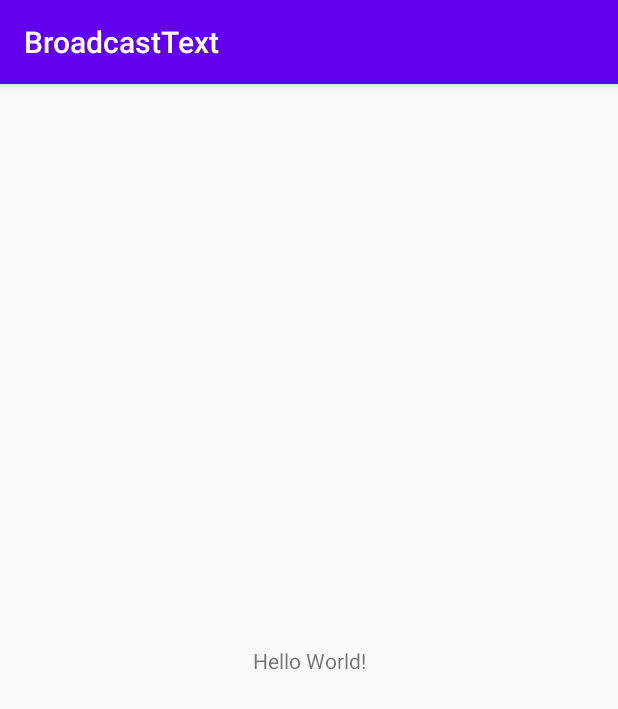
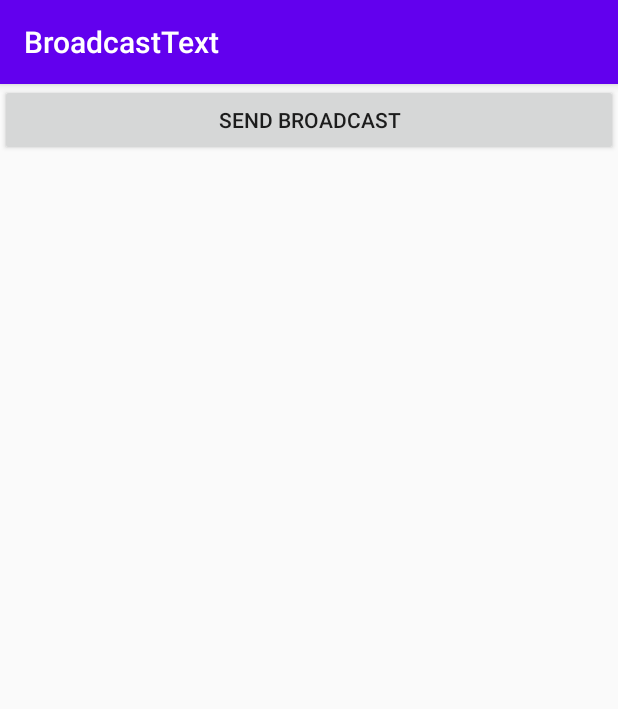
Before and after one commit to xiaogangwei/2018118104_Android, an Android app: the screen it shows after launch (MainActivity), on a phone screen of 412 x 824 dp. Shown: the top 709 px of the screen. Run offline under Robolectric (Android 15) with nearby library versions, the phone set to English and light mode, and no system bars.

Commit message:
自定义广播

```diff
--- a/MyApplication05/app/src/main/java/com/example/broadcasttext/MainActivity.java
+++ b/MyApplication05/app/src/main/java/com/example/broadcasttext/MainActivity.java
@@ -9,6 +9,8 @@ import android.content.IntentFilter;
 import android.net.ConnectivityManager;
 import android.net.NetworkInfo;
 import android.os.Bundle;
+import android.view.View;
+import android.widget.Button;
 import android.widget.Toast;
 
 
@@ -20,6 +22,14 @@ public class MainActivity extends AppCompatActivity  {
     protected void onCreate(Bundle savedInstanceState) {
         super.onCreate(savedInstanceState);
         setContentView(R.layout.activity_main);
+        Button button = (Button) findViewById(R.id.button);
+        button.setOnClickListener(new View.OnClickListener() {
+            @Override
+            public void onClick(View v) {
+                Intent intent = new Intent("com.example.broadcasttest.MY_BROADCAST");
+                sendBroadcast(intent);
+            }
+        });
 
         intentFilter=new IntentFilter();
         intentFilter.addAction("android.net.conn.CONNECTIVITY_CHANGE");
--- a/MyApplication05/app/src/main/res/layout/activity_main.xml
+++ b/MyApplication05/app/src/main/res/layout/activity_main.xml
@@ -1,18 +1,14 @@
 <?xml version="1.0" encoding="utf-8"?>
-<androidx.constraintlayout.widget.ConstraintLayout xmlns:android="http://schemas.android.com/apk/res/android"
-    xmlns:app="http://schemas.android.com/apk/res-auto"
-    xmlns:tools="http://schemas.android.com/tools"
+<LinearLayout xmlns:android="http://schemas.android.com/apk/res/android"
+    android:orientation="vertical"
     android:layout_width="match_parent"
-    android:layout_height="match_parent"
-    tools:context=".MainActivity">
+    android:layout_height="match_parent" >
 
-    <TextView
-        android:layout_width="wrap_content"
+    <Button
+        android:id="@+id/button"
+        android:layout_width="match_parent"
         android:layout_height="wrap_content"
-        android:text="Hello World!"
-        app:layout_constraintBottom_toBottomOf="parent"
-        app:layout_constraintLeft_toLeftOf="parent"
-        app:layout_constraintRight_toRightOf="parent"
-        app:layout_constraintTop_toTopOf="parent" />
+        android:text="Send Broadcast"
+        />
 
-</androidx.constraintlayout.widget.ConstraintLayout>
+</LinearLayout>
```
Also changed, not shown: MyApplication05/app/src/main/AndroidManifest.xml (+11 -0 lines), MyApplication05/app/src/main/java/com/example/broadcasttext/BootCompleteReceiver.java (added, +14 -0 lines), MyApplication05/app/src/main/java/com/example/broadcasttext/MyBroadcastReceiver.java (added, +17 -0 lines), 1 other file.
